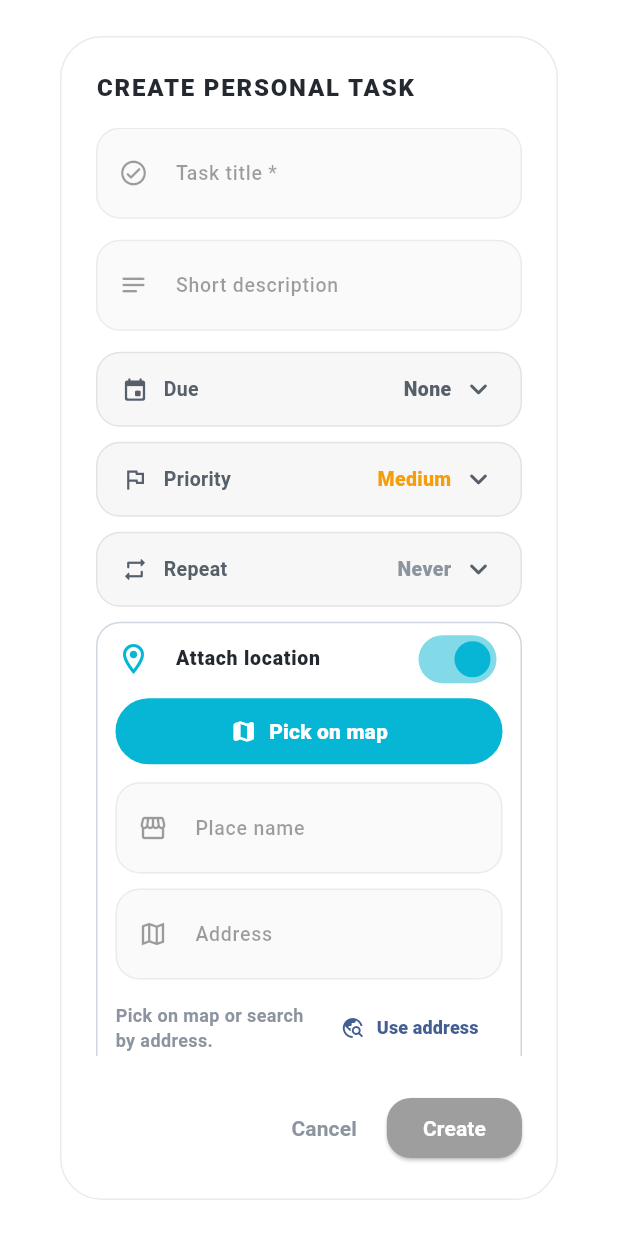
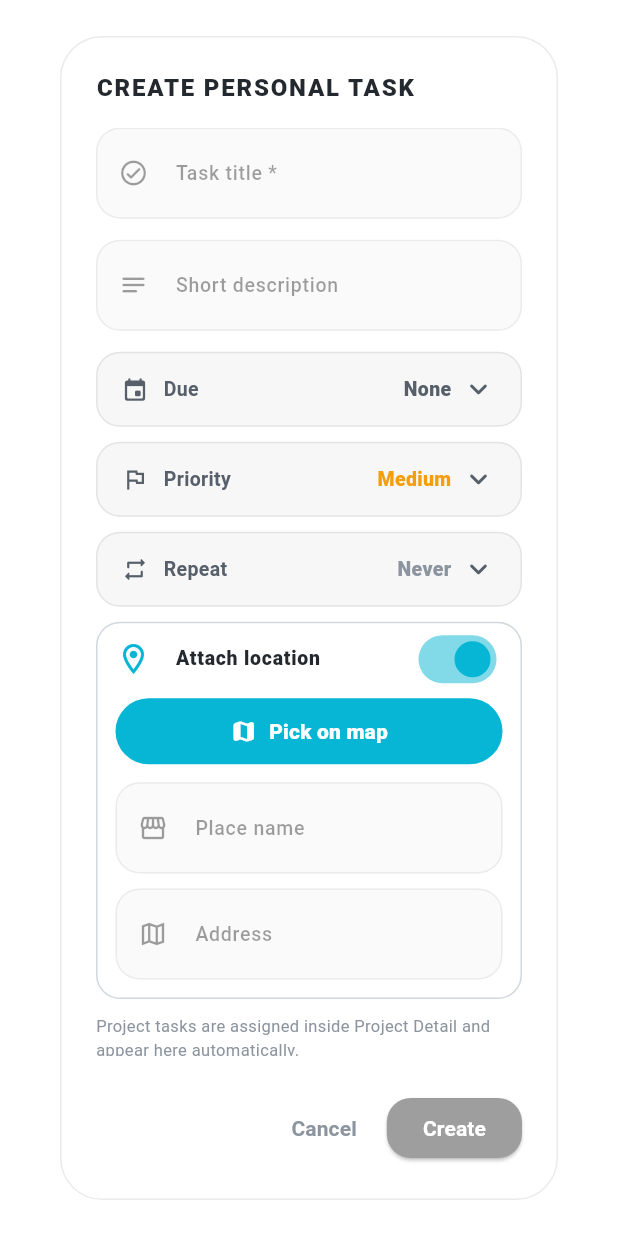
Before and after one commit to KhaDinh1702/PRM_SU2026, a Flutter app: the TaskFormDialog widget shown alone on an empty page, opened directly with empty values, after a tap on "Attach location", on a phone screen of 412 x 824 dp. Run offline on Flutter 3.47's test engine with Material 3 defaults, Android fonts, the phone set to English and light mode, and no system bars; our stand-ins replace flutter_map, geolocator, latlong2, shared_preferences, socket_io_client; accounts and stored records are empty; network calls fail.

Commit message:
refactor: Update Google Maps feature toggle logic and clean up task form dialog

```diff
--- a/mobile/lib/features/tasks/widgets/task_form_dialog.dart
+++ b/mobile/lib/features/tasks/widgets/task_form_dialog.dart
@@ -6,7 +6,6 @@
 import '../../../services/locale_service.dart';
 import '../../../services/theme_service.dart';
 import '../../navigation/screens/location_picker_screen.dart';
-import '../../navigation/services/navigation_route_service.dart';
 import '../models/recurrence_rule.dart';
 import '../models/task_model.dart';
 import 'due_date_picker.dart';
@@ -79,12 +78,10 @@
   late final TextEditingController _addressController;
   late final TextEditingController _latController;
   late final TextEditingController _lngController;
-  final _navigationService = const NavigationRouteService();
   late String _priority;
   DateTime? _dueDate;
   RecurrenceRule? _recurrence;
   bool _locationEnabled = false;
-  bool _resolvingLocation = false;
   String? _locationError;
   bool _submitting = false;
 
@@ -178,37 +175,6 @@
       longitude: longitude,
       reminderRadiusMeters: 100,
     );
-  }
-
-  Future<void> _resolveAddress() async {
-    final address = _addressController.text.trim();
-    if (address.isEmpty || _resolvingLocation) return;
-    setState(() {
-      _resolvingLocation = true;
-      _locationError = null;
-    });
-    try {
-      final location = await _navigationService.geocodeAddress(address);
-      if (!mounted) return;
-      setState(() {
-        if (_placeController.text.trim().isEmpty) {
-          _placeController.text = location.placeName;
-        }
-        _addressController.text = location.address;
-        _latController.text = location.latitude.toStringAsFixed(6);
-        _lngController.text = location.longitude.toStringAsFixed(6);
-        _resolvingLocation = false;
-      });
-    } catch (_) {
-      if (!mounted) return;
-      setState(() {
-        _locationError = LocaleService.tr(
-          'Khong tim thay dia chi nay',
-          en: 'Could not find this address',
-        );
-        _resolvingLocation = false;
-      });
-    }
   }
 
   Future<void> _pickLocationOnMap() async {
@@ -321,12 +287,8 @@
                   enabled: _locationEnabled,
                   placeController: _placeController,
                   addressController: _addressController,
-                  latController: _latController,
-                  lngController: _lngController,
                   errorText: _locationError,
-                  resolving: _resolvingLocation,
                   onPickMap: _pickLocationOnMap,
-                  onResolveAddress: _resolveAddress,
                   onEnabledChanged: (value) {
                     setState(() {
                       _locationEnabled = value;
@@ -377,24 +339,16 @@
   final bool enabled;
   final TextEditingController placeController;
   final TextEditingController addressController;
-  final TextEditingController latController;
-  final TextEditingController lngController;
   final String? errorText;
-  final bool resolving;
   final VoidCallback onPickMap;
-  final VoidCallback onResolveAddress;
   final ValueChanged<bool> onEnabledChanged;
 
   const _LocationFields({
     required this.enabled,
     required this.placeController,
     required this.addressController,
-    required this.latController,
-    required this.lngController,
     required this.errorText,
-    required this.resolving,
     required this.onPickMap,
-    required this.onResolveAddress,
     required this.onEnabledChanged,
   });
 
@@ -404,8 +358,6 @@
     final borderColor = ThemeService.getBorderColor(isDark);
     final textColor = ThemeService.getTextColor(isDark);
     final captionColor = ThemeService.getCaptionColor(isDark);
-    final hasCoordinates = double.tryParse(latController.text.trim()) != null &&
-        double.tryParse(lngController.text.trim()) != null;
 
     return Container(
       decoration: BoxDecoration(
@@ -469,75 +421,6 @@
                     hintText: 'Nguyen Trai, Thanh Xuan',
                     prefixIcon: Icons.map_outlined,
                   ),
-                  const SizedBox(height: 8),
-                  Row(
-                    children: [
-                      Expanded(
-                        child: AnimatedSwitcher(
-                          duration: const Duration(milliseconds: 180),
-                          child: hasCoordinates
-                              ? Row(
-                                  key: const ValueKey('location-selected'),
-                                  children: [
-                                    const Icon(
-                                      Icons.check_circle_rounded,
-                                      color: Color(0xFF22C55E),
-                                      size: 16,
-                                    ),
-                                    const SizedBox(width: 6),
-                                    Expanded(
-                                      child: Text(
-                                        LocaleService.tr(
-                                          'Da chon dia diem',
-                                          en: 'Location selected',
-                                        ),
-                                        maxLines: 1,
-                                        overflow: TextOverflow.ellipsis,
-                                        style: const TextStyle(
-                                          color: Color(0xFF22C55E),
-                                          fontSize: 12,
-                                          fontWeight: FontWeight.w800,
-                                        ),
-                                      ),
-                                    ),
-                                  ],
-                                )
-                              : Text(
-                                  LocaleService.tr(
-                                    'Chon tren ban do hoac tim bang dia chi.',
-                                    en: 'Pick on map or search by address.',
-                                  ),
-                                  key: const ValueKey('location-empty'),
-                                  style: TextStyle(
-                                    color: captionColor,
-                                    fontSize: 12,
-                                    fontWeight: FontWeight.w600,
-                                  ),
-                                ),
-                        ),
-                      ),
-                      const SizedBox(width: 8),
-                      TextButton.icon(
-                        onPressed: resolving ? null : onResolveAddress,
-                        icon: resolving
-                            ? const SizedBox(
-                                width: 14,
-                                height: 14,
-                                child:
-                                    CircularProgressIndicator(strokeWidth: 2),
-                              )
-                            : const Icon(Icons.travel_explore_rounded,
-                                size: 16),
-                        label: Text(
-                          LocaleService.tr('Tim dia chi', en: 'Use address'),
-                          style: const TextStyle(
-                            fontSize: 12,
-                            fontWeight: FontWeight.w800,
-                          ),
-                        ),
-                      ),
-                    ],
-                  ),
                   if (errorText != null) ...[
                     const SizedBox(height: 8),
                     Align(
```
Also changed, not shown: 2 other files.
